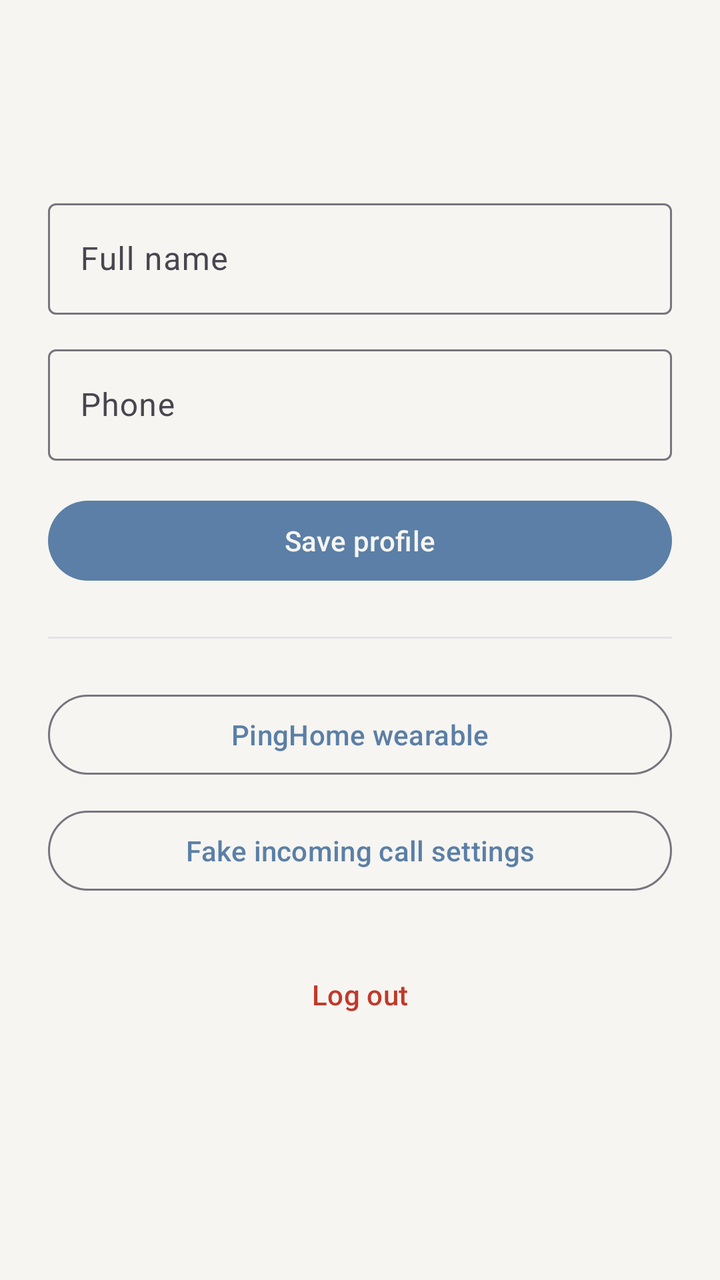
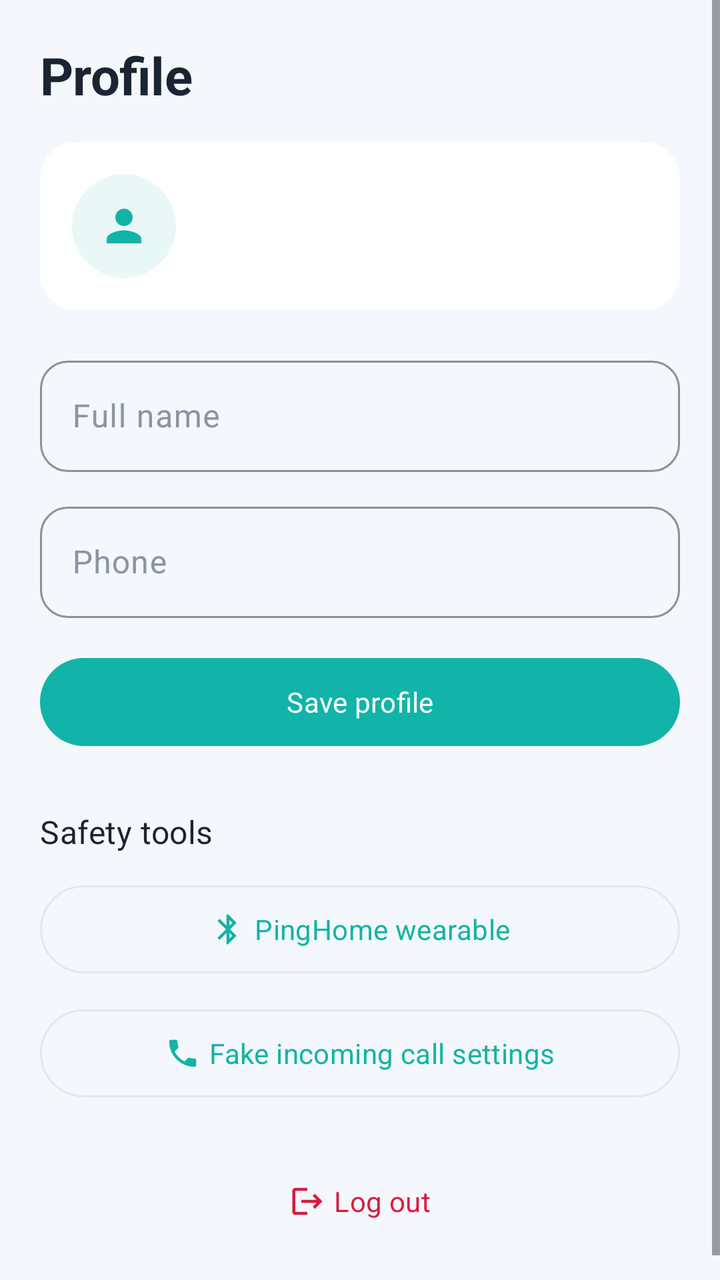

The first picture is an Android layout as it rendered before a commit; the second is the same layout after the commit. The layout source and the unified diff follow.
<!-- AndroidManifest.xml: application theme Theme.PingHome -->
<!-- res/layout/fragment_profile.xml -->
<?xml version="1.0" encoding="utf-8"?>
<ScrollView xmlns:android="http://schemas.android.com/apk/res/android"
    android:layout_width="match_parent"
    android:layout_height="match_parent"
    android:background="?attr/android:colorBackground">

    <LinearLayout
        android:layout_width="match_parent"
        android:layout_height="wrap_content"
        android:orientation="vertical"
        android:padding="24dp">

        <TextView
            android:id="@+id/nameText"
            android:layout_width="match_parent"
            android:layout_height="wrap_content"
            android:textSize="22sp"
            android:textStyle="bold"
            android:textColor="?attr/colorOnBackground" />

        <TextView
            android:id="@+id/emailText"
            android:layout_width="match_parent"
            android:layout_height="wrap_content"
            android:alpha="0.7"
            android:textColor="?attr/colorOnBackground"
            android:layout_marginBottom="24dp" />

        <com.google.android.material.textfield.TextInputLayout
            android:layout_width="match_parent"
            android:layout_height="wrap_content"
            android:hint="Full name"
            style="@style/Widget.Material3.TextInputLayout.OutlinedBox">
            <com.google.android.material.textfield.TextInputEditText
                android:id="@+id/nameInput"
                android:layout_width="match_parent"
                android:layout_height="wrap_content" />
        </com.google.android.material.textfield.TextInputLayout>

        <com.google.android.material.textfield.TextInputLayout
            android:layout_width="match_parent"
            android:layout_height="wrap_content"
            android:layout_marginTop="12dp"
            android:hint="Phone"
            style="@style/Widget.Material3.TextInputLayout.OutlinedBox">
            <com.google.android.material.textfield.TextInputEditText
                android:id="@+id/phoneInput"
                android:layout_width="match_parent"
                android:layout_height="wrap_content"
                android:inputType="phone" />
        </com.google.android.material.textfield.TextInputLayout>

        <com.google.android.material.button.MaterialButton
            android:id="@+id/saveProfileButton"
            android:layout_width="match_parent"
            android:layout_height="48dp"
            android:layout_marginTop="16dp"
            android:text="Save profile" />

        <View
            android:layout_width="match_parent"
            android:layout_height="1dp"
            android:background="@color/divider"
            android:layout_marginVertical="24dp" />

        <com.google.android.material.button.MaterialButton
            android:id="@+id/wearableSettingsButton"
            style="@style/Widget.Material3.Button.OutlinedButton"
            android:layout_width="match_parent"
            android:layout_height="48dp"
            android:layout_marginBottom="10dp"
            android:text="PingHome wearable" />

        <com.google.android.material.button.MaterialButton
            android:id="@+id/fakeCallSettingsButton"
            style="@style/Widget.Material3.Button.OutlinedButton"
            android:layout_width="match_parent"
            android:layout_height="48dp"
            android:text="Fake incoming call settings" />

        <com.google.android.material.button.MaterialButton
            android:id="@+id/logoutButton"
            style="@style/Widget.Material3.Button.TextButton"
            android:layout_width="match_parent"
            android:layout_height="48dp"
            android:layout_marginTop="24dp"
            android:textColor="@color/sos_red"
            android:text="@string/action_logout" />

    </LinearLayout>
</ScrollView>
<!-- resources referenced by this layout -->
<resources>
  <color name="divider">#E2E4E8</color>
  <color name="sos_red">#C0392B</color>
  <style name="Theme.PingHome" parent="Theme.Material3.Light.NoActionBar">
          <item name="colorPrimary">@color/blue_muted</item>
          <item name="colorPrimaryDark">@color/navy_900</item>
          <item name="colorOnPrimary">@color/off_white</item>
          <item name="colorSecondary">@color/navy_800</item>
          <item name="colorSurface">@color/surface_light</item>
          <item name="android:colorBackground">@color/off_white</item>
          <item name="colorOnBackground">@color/text_primary_light</item>
          <item name="colorOnSurface">@color/text_primary_light</item>
          <item name="colorError">@color/sos_red</item>
          <item name="android:statusBarColor">@color/navy_900</item>
          <item name="android:windowLightStatusBar">false</item>
      </style>
  <color name="blue_muted">#5B7FA6</color>
  <color name="navy_900">#0F1B2D</color>
  <color name="off_white">#F6F5F1</color>
  <color name="navy_800">#16243B</color>
  <color name="surface_light">#FFFFFF</color>
  <color name="text_primary_light">#1B2230</color>
  <!-- unchanged entries left out for length: 1 -->
</resources>

<!-- the commit's change to res/layout/fragment_profile.xml (unified diff, before → after) -->
@@ -1,5 +1,6 @@
 <?xml version="1.0" encoding="utf-8"?>
 <ScrollView xmlns:android="http://schemas.android.com/apk/res/android"
+    xmlns:app="http://schemas.android.com/apk/res-auto"
     android:layout_width="match_parent"
     android:layout_height="match_parent"
     android:background="?attr/android:colorBackground">
@@ -8,29 +9,68 @@
         android:layout_width="match_parent"
         android:layout_height="wrap_content"
         android:orientation="vertical"
-        android:padding="24dp">
+        android:paddingHorizontal="20dp"
+        android:paddingTop="20dp"
+        android:paddingBottom="28dp">
 
         <TextView
-            android:id="@+id/nameText"
             android:layout_width="match_parent"
             android:layout_height="wrap_content"
-            android:textSize="22sp"
-            android:textStyle="bold"
-            android:textColor="?attr/colorOnBackground" />
+            android:text="@string/tab_profile"
+            android:textAppearance="@style/TextAppearance.PingHome.Headline" />
 
-        <TextView
-            android:id="@+id/emailText"
+        <com.google.android.material.card.MaterialCardView
             android:layout_width="match_parent"
             android:layout_height="wrap_content"
-            android:alpha="0.7"
-            android:textColor="?attr/colorOnBackground"
-            android:layout_marginBottom="24dp" />
+            android:layout_marginTop="16dp">
+
+            <LinearLayout
+                android:layout_width="match_parent"
+                android:layout_height="wrap_content"
+                android:orientation="horizontal"
+                android:gravity="center_vertical"
+                android:padding="16dp">
+
+                <FrameLayout
+                    android:layout_width="52dp"
+                    android:layout_height="52dp"
+                    android:background="@drawable/bg_avatar">
+                    <ImageView
+                        android:layout_width="26dp"
+                        android:layout_height="26dp"
+                        android:layout_gravity="center"
+                        android:src="@drawable/ic_person"
+                        app:tint="?attr/colorPrimary"
+                        android:contentDescription="@null" />
+                </FrameLayout>
+
+                <LinearLayout
+                    android:layout_width="0dp"
+                    android:layout_height="wrap_content"
+                    android:layout_weight="1"
+                    android:layout_marginStart="14dp"
+                    android:orientation="vertical">
+
+                    <TextView
+                        android:id="@+id/nameText"
+                        android:layout_width="match_parent"
+                        android:layout_height="wrap_content"
+                        android:textAppearance="@style/TextAppearance.PingHome.Title" />
+
+                    <TextView
+                        android:id="@+id/emailText"
+                        android:layout_width="match_parent"
+                        android:layout_height="wrap_content"
+                        android:textAppearance="@style/TextAppearance.PingHome.BodyMuted" />
+                </LinearLayout>
+            </LinearLayout>
+        </com.google.android.material.card.MaterialCardView>
 
         <com.google.android.material.textfield.TextInputLayout
             android:layout_width="match_parent"
             android:layout_height="wrap_content"
-            android:hint="Full name"
-            style="@style/Widget.Material3.TextInputLayout.OutlinedBox">
+            android:layout_marginTop="20dp"
+            android:hint="Full name">
             <com.google.android.material.textfield.TextInputEditText
                 android:id="@+id/nameInput"
                 android:layout_width="match_parent"
@@ -41,8 +81,7 @@
             android:layout_width="match_parent"
             android:layout_height="wrap_content"
             android:layout_marginTop="12dp"
-            android:hint="Phone"
-            style="@style/Widget.Material3.TextInputLayout.OutlinedBox">
+            android:hint="Phone">
             <com.google.android.material.textfield.TextInputEditText
                 android:id="@+id/phoneInput"
                 android:layout_width="match_parent"
@@ -53,38 +92,47 @@
         <com.google.android.material.button.MaterialButton
             android:id="@+id/saveProfileButton"
             android:layout_width="match_parent"
-            android:layout_height="48dp"
+            android:layout_height="52dp"
             android:layout_marginTop="16dp"
             android:text="Save profile" />
 
-        <View
+        <TextView
             android:layout_width="match_parent"
-            android:layout_height="1dp"
-            android:background="@color/divider"
-            android:layout_marginVertical="24dp" />
+            android:layout_height="wrap_content"
+            android:layout_marginTop="28dp"
+            android:text="Safety tools"
+            android:textAppearance="@style/TextAppearance.PingHome.TitleMedium" />
 
         <com.google.android.material.button.MaterialButton
             android:id="@+id/wearableSettingsButton"
-            style="@style/Widget.Material3.Button.OutlinedButton"
+            style="@style/Widget.PingHome.Button.Outlined"
             android:layout_width="match_parent"
-            android:layout_height="48dp"
-            android:layout_marginBottom="10dp"
+            android:layout_height="52dp"
+            android:layout_marginTop="12dp"
+            app:icon="@drawable/ic_bluetooth"
+            app:iconGravity="textStart"
             android:text="PingHome wearable" />
 
         <com.google.android.material.button.MaterialButton
             android:id="@+id/fakeCallSettingsButton"
-            style="@style/Widget.Material3.Button.OutlinedButton"
+            style="@style/Widget.PingHome.Button.Outlined"
             android:layout_width="match_parent"
-            android:layout_height="48dp"
+            android:layout_height="52dp"
+            android:layout_marginTop="10dp"
+            app:icon="@drawable/ic_phone"
+            app:iconGravity="textStart"
             android:text="Fake incoming call settings" />
 
         <com.google.android.material.button.MaterialButton
             android:id="@+id/logoutButton"
-            style="@style/Widget.Material3.Button.TextButton"
+            style="@style/Widget.PingHome.Button.Text"
             android:layout_width="match_parent"
             android:layout_height="48dp"
             android:layout_marginTop="24dp"
             android:textColor="@color/sos_red"
+            app:icon="@drawable/ic_logout"
+            app:iconTint="@color/sos_red"
+            app:iconGravity="textStart"
             android:text="@string/action_logout" />
 
     </LinearLayout>
<!-- resource entries referenced after the edit -->
@@ -1,26 +1,165 @@
 <!-- resources referenced by this layout -->
 <resources>
-  <color name="divider">#E2E4E8</color>
-  <color name="sos_red">#C0392B</color>
+  <color name="sos_red">#D81B3F</color>
+  <!-- drawable bg_avatar (drawable) -->
+  <?xml version="1.0" encoding="utf-8"?>
+  <shape xmlns:android="http://schemas.android.com/apk/res/android" android:shape="oval">
+      <solid android:color="?attr/colorPrimaryContainer" />
+  </shape>
+  <!-- drawable ic_bluetooth (drawable) -->
+  <?xml version="1.0" encoding="utf-8"?>
+  <vector xmlns:android="http://schemas.android.com/apk/res/android"
+      android:width="24dp" android:height="24dp"
+      android:viewportWidth="24" android:viewportHeight="24"
+      android:tint="?attr/colorControlNormal">
+      <path android:fillColor="@android:color/white" android:pathData="M17.71,7.71L12,2h-1v7.59L6.41,5 5,6.41 10.59,12 5,17.59 6.41,19 11,14.41V22h1l5.71,-5.71 -4.3,-4.29 4.3,-4.29zM13,5.83l1.88,1.88L13,9.59V5.83zM14.88,16.29L13,18.17v-3.76l1.88,1.88z" />
+  </vector>
+  <!-- drawable ic_logout (drawable) -->
+  <?xml version="1.0" encoding="utf-8"?>
+  <vector xmlns:android="http://schemas.android.com/apk/res/android"
+      android:width="24dp" android:height="24dp"
+      android:viewportWidth="24" android:viewportHeight="24"
+      android:tint="?attr/colorControlNormal">
+      <path android:fillColor="@android:color/white" android:pathData="M17,7l-1.41,1.41L18.17,11H8v2h10.17l-2.58,2.58L17,17l5,-5zM4,5h8V3H4c-1.1,0 -2,0.9 -2,2v14c0,1.1 0.9,2 2,2h8v-2H4V5z" />
+  </vector>
+  <!-- drawable ic_person (drawable) -->
+  <?xml version="1.0" encoding="utf-8"?>
+  <vector xmlns:android="http://schemas.android.com/apk/res/android"
+      android:width="24dp" android:height="24dp"
+      android:viewportWidth="24" android:viewportHeight="24"
+      android:tint="?attr/colorControlNormal">
+      <path android:fillColor="@android:color/white" android:pathData="M12,12c2.21,0 4,-1.79 4,-4s-1.79,-4 -4,-4 -4,1.79 -4,4 1.79,4 4,4zM12,14c-2.67,0 -8,1.34 -8,4v2h16v-2c0,-2.66 -5.33,-4 -8,-4z" />
+  </vector>
+  <!-- drawable ic_phone (drawable) -->
+  <?xml version="1.0" encoding="utf-8"?>
+  <vector xmlns:android="http://schemas.android.com/apk/res/android"
+      android:width="24dp" android:height="24dp"
+      android:viewportWidth="24" android:viewportHeight="24"
+      android:tint="?attr/colorControlNormal">
+      <path android:fillColor="@android:color/white" android:pathData="M6.62,10.79c1.44,2.83 3.76,5.14 6.59,6.59l2.2,-2.2c0.27,-0.27 0.67,-0.36 1.02,-0.24 1.12,0.37 2.33,0.57 3.57,0.57 0.55,0 1,0.45 1,1V20c0,0.55 -0.45,1 -1,1 -9.39,0 -17,-7.61 -17,-17 0,-0.55 0.45,-1 1,-1h3.5c0.55,0 1,0.45 1,1 0,1.25 0.2,2.45 0.57,3.57 0.11,0.35 0.03,0.74 -0.25,1.02l-2.2,2.2z" />
+  </vector>
+  <string name="tab_profile">Profile</string>
+  <style name="TextAppearance.PingHome.BodyMuted" parent="TextAppearance.Material3.BodyMedium">
+          <item name="android:textSize">13sp</item>
+          <item name="android:textColor">?attr/colorMuted</item>
+      </style>
+  <style name="TextAppearance.PingHome.Headline" parent="TextAppearance.Material3.HeadlineMedium">
+          <item name="android:textSize">26sp</item>
+          <item name="android:fontFamily">sans-serif</item>
+          <item name="android:textStyle">bold</item>
+          <item name="android:letterSpacing">-0.01</item>
+          <item name="android:textColor">?attr/colorOnBackground</item>
+      </style>
+  <style name="TextAppearance.PingHome.Title" parent="TextAppearance.Material3.TitleLarge">
+          <item name="android:textSize">20sp</item>
+          <item name="android:fontFamily">sans-serif-medium</item>
+          <item name="android:textColor">?attr/colorOnBackground</item>
+      </style>
+  <style name="TextAppearance.PingHome.TitleMedium" parent="TextAppearance.Material3.TitleMedium">
+          <item name="android:textSize">16sp</item>
+          <item name="android:fontFamily">sans-serif-medium</item>
+          <item name="android:textColor">?attr/colorOnSurface</item>
+      </style>
+  <style name="Widget.PingHome.Button.Outlined" parent="Widget.Material3.Button.OutlinedButton">
+          <item name="cornerRadius">28dp</item>
+          <item name="android:textAppearance">@style/TextAppearance.PingHome.Label</item>
+          <item name="android:minHeight">52dp</item>
+          <item name="strokeColor">?attr/colorOutline</item>
+      </style>
+  <style name="Widget.PingHome.Button.Text" parent="Widget.Material3.Button.TextButton">
+          <item name="cornerRadius">28dp</item>
+          <item name="android:textAppearance">@style/TextAppearance.PingHome.Label</item>
+      </style>
   <style name="Theme.PingHome" parent="Theme.Material3.Light.NoActionBar">
-          <item name="colorPrimary">@color/blue_muted</item>
-          <item name="colorPrimaryDark">@color/navy_900</item>
-          <item name="colorOnPrimary">@color/off_white</item>
-          <item name="colorSecondary">@color/navy_800</item>
-          <item name="colorSurface">@color/surface_light</item>
-          <item name="android:colorBackground">@color/off_white</item>
-          <item name="colorOnBackground">@color/text_primary_light</item>
-          <item name="colorOnSurface">@color/text_primary_light</item>
+          <item name="colorPrimary">@color/light_primary</item>
+          <item name="colorPrimaryDark">@color/light_primary_variant</item>
+          <item name="colorOnPrimary">@color/white</item>
+          <item name="colorPrimaryContainer">@color/light_card_alt</item>
+          <item name="colorOnPrimaryContainer">@color/light_primary_variant</item>
+          <item name="colorSecondary">@color/light_secondary</item>
+          <item name="colorOnSecondary">@color/white</item>
+          <item name="colorSurface">@color/light_surface</item>
+          <item name="colorSurfaceVariant">@color/light_card_alt</item>
+          <item name="colorOnSurfaceVariant">@color/light_muted</item>
+          <item name="android:colorBackground">@color/light_background</item>
+          <item name="colorOnBackground">@color/light_on_background</item>
+          <item name="colorOnSurface">@color/light_on_background</item>
+          <item name="colorOutline">@color/light_divider</item>
           <item name="colorError">@color/sos_red</item>
-          <item name="android:statusBarColor">@color/navy_900</item>
-          <item name="android:windowLightStatusBar">false</item>
+          <item name="colorMuted">@color/light_muted</item>
+          <item name="colorCardAlt">@color/light_card_alt</item>
+          <item name="android:statusBarColor">@color/light_background</item>
+          <item name="android:navigationBarColor">@color/light_surface</item>
+          <item name="android:windowLightStatusBar">true</item>
+          <item name="android:windowLightNavigationBar">true</item>
+          <item name="android:fontFamily">sans-serif</item>
+          <item name="materialButtonStyle">@style/Widget.PingHome.Button</item>
+          <item name="materialCardViewStyle">@style/Widget.PingHome.Card</item>
+          <item name="textInputStyle">@style/Widget.PingHome.TextInput</item>
+          <item name="bottomNavigationStyle">@style/Widget.PingHome.BottomNav</item>
+          <item name="floatingActionButtonStyle">@style/Widget.PingHome.Fab</item>
       </style>
-  <color name="blue_muted">#5B7FA6</color>
-  <color name="navy_900">#0F1B2D</color>
-  <color name="off_white">#F6F5F1</color>
-  <color name="navy_800">#16243B</color>
-  <color name="surface_light">#FFFFFF</color>
-  <color name="text_primary_light">#1B2230</color>
+  <style name="TextAppearance.PingHome.Label" parent="TextAppearance.Material3.LabelLarge">
+          <item name="android:textSize">14sp</item>
+          <item name="android:fontFamily">sans-serif-medium</item>
+          <item name="android:letterSpacing">0.01</item>
+      </style>
+  <color name="light_primary">#12B3A8</color>
+  <color name="light_primary_variant">#0E8C84</color>
+  <color name="white">#FFFFFF</color>
+  <color name="light_card_alt">#E9F8F6</color>
+  <color name="light_secondary">#6C5CE7</color>
+  <color name="light_surface">#FFFFFF</color>
+  <color name="light_muted">#8B94A3</color>
+  <color name="light_background">#F4F7FB</color>
+  <color name="light_on_background">#1B2430</color>
+  <color name="light_divider">#E3E8EF</color>
+  <style name="Widget.PingHome.Button" parent="Widget.Material3.Button">
+          <item name="cornerRadius">28dp</item>
+          <item name="android:textAppearance">@style/TextAppearance.PingHome.Label</item>
+          <item name="android:paddingLeft">20dp</item>
+          <item name="android:paddingRight">20dp</item>
+          <item name="android:minHeight">52dp</item>
+      </style>
+  <style name="Widget.PingHome.Card" parent="Widget.Material3.CardView.Filled">
+          <item name="cardCornerRadius">18dp</item>
+          <item name="cardElevation">0dp</item>
+          <item name="cardBackgroundColor">?attr/colorSurface</item>
+          <item name="strokeWidth">0dp</item>
+      </style>
+  <style name="Widget.PingHome.TextInput" parent="Widget.Material3.TextInputLayout.OutlinedBox">
+          <item name="boxCornerRadiusTopStart">14dp</item>
+          <item name="boxCornerRadiusTopEnd">14dp</item>
+          <item name="boxCornerRadiusBottomStart">14dp</item>
+          <item name="boxCornerRadiusBottomEnd">14dp</item>
+          <item name="boxStrokeColor">?attr/colorPrimary</item>
+      </style>
+  <style name="Widget.PingHome.BottomNav" parent="Widget.Material3.BottomNavigationView">
+          <item name="android:background">@drawable/bg_bottom_nav</item>
+          <item name="itemIconTint">@color/bottom_nav_item</item>
+          <item name="itemTextColor">@color/bottom_nav_item</item>
+          <item name="itemActiveIndicatorStyle">@style/Widget.PingHome.BottomNav.Indicator</item>
+          <item name="labelVisibilityMode">labeled</item>
+          <item name="elevation">12dp</item>
+      </style>
+  <style name="Widget.PingHome.Fab" parent="Widget.Material3.FloatingActionButton.Primary">
+          <item name="backgroundTint">?attr/colorPrimary</item>
+          <item name="tint">@color/white</item>
+          <item name="shapeAppearanceOverlay">@style/ShapeAppearance.PingHome.Fab</item>
+      </style>
+  <!-- drawable bg_bottom_nav (drawable) -->
+  <?xml version="1.0" encoding="utf-8"?>
+  <shape xmlns:android="http://schemas.android.com/apk/res/android" android:shape="rectangle">
+      <solid android:color="?attr/colorSurface" />
+      <corners android:topLeftRadius="24dp" android:topRightRadius="24dp" />
+  </shape>
+  <style name="Widget.PingHome.BottomNav.Indicator" parent="Widget.Material3.BottomNavigationView.ActiveIndicator">
+          <item name="android:color">@color/bottom_nav_indicator</item>
+      </style>
+  <style name="ShapeAppearance.PingHome.Fab" parent="">
+          <item name="cornerFamily">rounded</item>
+          <item name="cornerSize">18dp</item>
+      </style>
   <!-- unchanged entries left out for length: 1 -->
 </resources>
 
